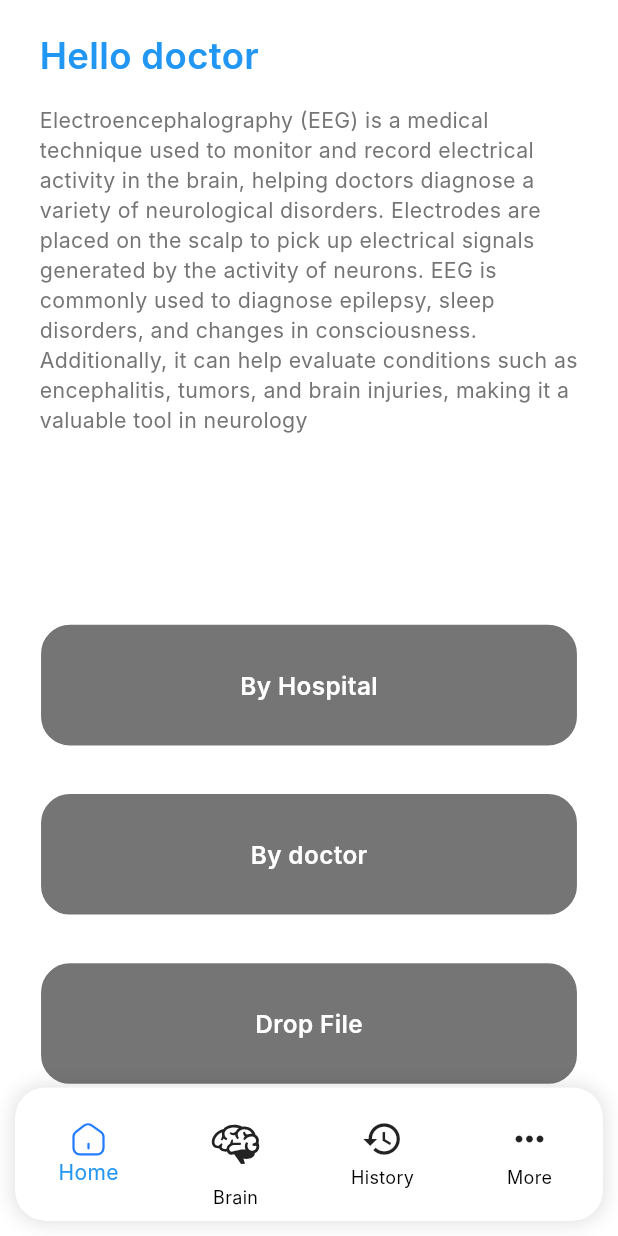
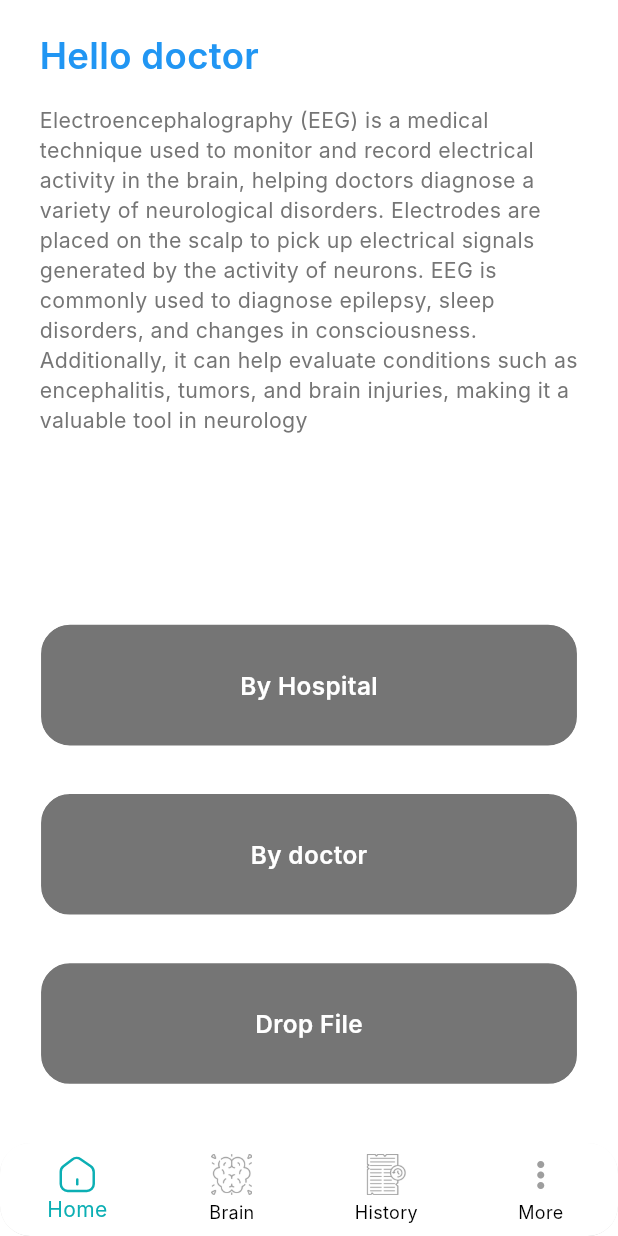
Before and after one commit to IbrahimElbazz/Brainpulse, a Flutter app: the AppNavigation screen opened by its route, on a phone screen of 412 x 824 dp. Run offline on Flutter 3.47's test engine with Material 3 defaults, Android fonts, the light colour scheme and no system bars; drawn by our look-alikes of animated_text_kit; our stand-ins replace dartz, dio, flutter_bloc, flutter_screenutil, flutter_svg, freezed_annotation and 11 more; missing offline and left inert: dart:ffi; accounts and stored records are empty; generated files the repository leaves out were written again; Roboto replaces fonts that are missing (Inter).

Commit message:
update app navigation bar

```diff
--- a/lib/features/app_navigation/app_navigation.dart
+++ b/lib/features/app_navigation/app_navigation.dart
@@ -6,6 +6,7 @@ import 'package:brain_pulse/features/more/more.dart';
 import 'package:flutter/material.dart';
 import 'package:flutter_screenutil/flutter_screenutil.dart';
 import 'package:flutter_svg/svg.dart';
+import 'package:ionicons/ionicons.dart';
 
 class AppNavigation extends StatefulWidget {
   const AppNavigation({super.key});
@@ -29,52 +30,57 @@ class _AppNavigationState extends State<AppNavigation> {
     final List<BottomNavigationBarItem> items = [
       BottomNavigationBarItem(
         backgroundColor: ColorsApp.white,
-        icon: SvgPicture.asset('assets/svgs/home-2.svg',
-            color: Theme.of(context).iconTheme.color          ),
+        icon: SvgPicture.asset(
+          'assets/svgs/home-2.svg',
+          width: 24.w,
+          color: Colors.grey,
+        ),
         label: 'Home',
         activeIcon: SvgPicture.asset(
           'assets/svgs/home-2.svg',
-          color: Theme.of(context).bottomNavigationBarTheme.selectedItemColor,
+          width: 24.w,
+          color: ColorsApp.primary,
         ),
       ),
       BottomNavigationBarItem(
         backgroundColor: ColorsApp.white,
-        icon: SvgPicture.asset(
-          color: Theme.of(context).iconTheme.color,          'assets/svgs/brain.svg',
-          fit: BoxFit.scaleDown,
-          width: 50.w,
+        icon: Image.asset(
+          'assets/images/brain_icon.png',
+          width: 25.w,
+          color: Colors.grey,
         ),
         label: 'Brain',
-        activeIcon: SvgPicture.asset(
-          'assets/svgs/brain.svg',
-          color: Theme.of(context).bottomNavigationBarTheme.selectedItemColor,
-          fit: BoxFit.scaleDown,
-          width: 50.w,
+        activeIcon: Image.asset(
+          'assets/images/brain_icon.png',
+          width: 25.w,
+          color: ColorsApp.primary,
         ),
       ),
       BottomNavigationBarItem(
         backgroundColor: ColorsApp.white,
-        icon:  Icon(
-          color: Theme.of(context).iconTheme.color,
-          Icons.history_sharp,
-          size: 28,
+        icon: Image.asset(
+          'assets/images/history_icon.png',
+          width: 25.w,
+          color: Colors.grey,
         ),
         label: 'History',
-        activeIcon: const Icon(
-          Icons.history_sharp,
-          size: 28,
+        activeIcon: Image.asset(
+          'assets/images/history_icon.png',
+          width: 25.w,
+          color: ColorsApp.primary,
         ),
       ),
       BottomNavigationBarItem(
         backgroundColor: ColorsApp.white,
-        icon:  Icon(
-          color: Theme.of(context).iconTheme.color,
-          Icons.more_horiz,
+        icon: const Icon(
+          Icons.more_vert_outlined,
+          color: Colors.grey,
           size: 28,
         ),
         label: 'More',
-        activeIcon:  Icon(
-          color: Theme.of(context).bottomNavigationBarTheme.selectedItemColor,          Icons.more_horiz,
+        activeIcon: Icon(
+          color: ColorsApp.primary,
+          Icons.more_vert_outlined,
           size: 28,
         ),
       ),
@@ -82,26 +88,7 @@ class _AppNavigationState extends State<AppNavigation> {
     return Scaffold(
       backgroundColor: Theme.of(context).scaffoldBackgroundColor,
       body: _children[_currentIndex],
-        bottomNavigationBar: Padding(
-          padding: const EdgeInsets.only(left: 10, right: 10, bottom: 10),
-          child: Container(
-            decoration: BoxDecoration(
-              color: Theme.of(context).bottomNavigationBarTheme.backgroundColor, // تعديل هنا
-              borderRadius: BorderRadius.only(
-                topLeft: Radius.circular(20.r),
-                topRight: Radius.circular(20.r),
-                bottomLeft: Radius.circular(20.r),
-                bottomRight: Radius.circular(20.r),
-              ),
-              boxShadow: const [
-                BoxShadow(
-                  color: Colors.black12,
-                  blurRadius: 10,
-                  spreadRadius: 1,
-                ),
-              ],
-            ),
-            child: ClipRRect(
+      bottomNavigationBar: ClipRRect(
         borderRadius: BorderRadius.only(
           topLeft: Radius.circular(20.r),
           topRight: Radius.circular(20.r),
@@ -110,12 +97,15 @@ class _AppNavigationState extends State<AppNavigation> {
         ),
         child: BottomNavigationBar(
           type: BottomNavigationBarType.fixed,
-                backgroundColor: Theme.of(context).bottomNavigationBarTheme.backgroundColor,
-                selectedIconTheme: Theme.of(context).bottomNavigationBarTheme.selectedIconTheme,
-                unselectedItemColor: Theme.of(context).bottomNavigationBarTheme.unselectedItemColor,
+          backgroundColor:
+              Theme.of(context).bottomNavigationBarTheme.backgroundColor,
+          selectedIconTheme:
+              Theme.of(context).bottomNavigationBarTheme.selectedIconTheme,
+          unselectedItemColor:
+              Theme.of(context).bottomNavigationBarTheme.unselectedItemColor,
           items: items,
           currentIndex: _currentIndex,
-                selectedItemColor: Colors.blue,
+          selectedItemColor: ColorsApp.primary,
           onTap: (index) {
             setState(() {
               _currentIndex = index;
@@ -123,7 +113,6 @@ class _AppNavigationState extends State<AppNavigation> {
           },
         ),
       ),
-          ),
-        ));
+    );
   }
 }
```
Also changed, not shown: assets/images/brain_icon.png (added), assets/images/history_icon.png (added), assets/images/three-dots_icon.png (added), 4 other files. Lines whose indentation alone changed are shown as unchanged.
